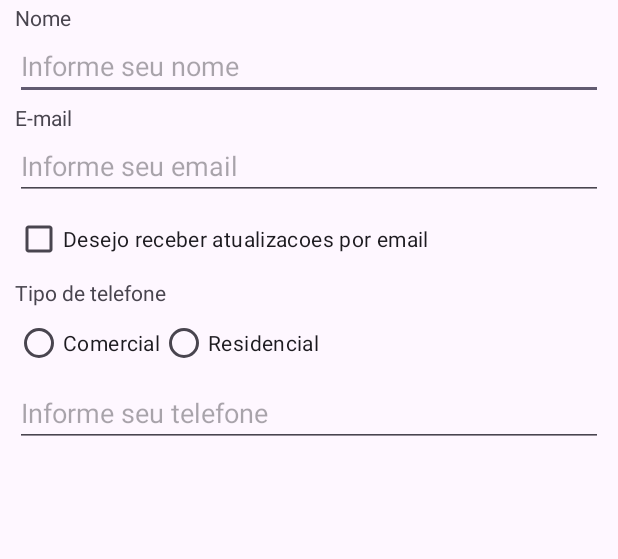
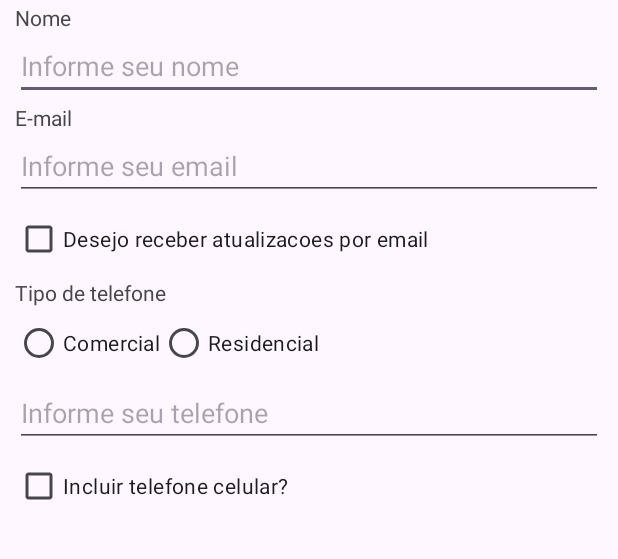
Before and after one commit to m-brito/HaVagas, an Android app: the layout activity_main.xml on its own in the app's theme, with its tools: preview values and no code run, on a phone screen of 412 x 824 dp, the part 90-649 px from its top. Run offline under Robolectric (Android 15) with nearby library versions, the phone set to English and light mode, and no system bars.

Commit message:
feat: add input cell phone

```diff
--- a/app/src/main/res/layout/activity_main.xml
+++ b/app/src/main/res/layout/activity_main.xml
@@ -130,4 +130,44 @@
         app:layout_constraintStart_toStartOf="parent"
         app:layout_constraintTop_toBottomOf="@+id/tipoTelefoneRg" />
 
+    <CheckBox
+        android:id="@+id/telefoneCelularCb"
+        android:layout_width="0dp"
+        android:layout_height="wrap_content"
+        android:layout_marginHorizontal="10dp"
+        android:layout_marginTop="2dp"
+        android:text="@string/incluir_telefone_celular"
+        app:layout_constraintEnd_toEndOf="parent"
+        app:layout_constraintStart_toStartOf="parent"
+        app:layout_constraintTop_toBottomOf="@+id/telefoneEt" />
+
+    <LinearLayout
+        android:id="@+id/telefoneCelularLt"
+        android:layout_width="0dp"
+        android:layout_height="wrap_content"
+        android:layout_marginHorizontal="10dp"
+        android:orientation="vertical"
+        android:visibility="gone"
+        app:layout_constraintEnd_toEndOf="parent"
+        app:layout_constraintStart_toStartOf="parent"
+        app:layout_constraintTop_toBottomOf="@+id/telefoneCelularCb">
+
+        <TextView
+            android:id="@+id/telefonCelularTv"
+            android:layout_width="match_parent"
+            android:layout_height="wrap_content"
+            android:layout_marginTop="2dp"
+            android:text="@string/telefone_celular" />
+
+        <EditText
+            android:id="@+id/telefoneCelularEt"
+            android:layout_width="match_parent"
+            android:layout_height="wrap_content"
+            android:ems="10"
+            android:hint="@string/informe_seu_telefone_celular"
+            android:inputType="number" />
+    </LinearLayout>
+
+
+
 </androidx.constraintlayout.widget.ConstraintLayout>
--- a/app/src/main/res/values/strings.xml
+++ b/app/src/main/res/values/strings.xml
@@ -13,4 +13,10 @@
     <string name="comercial">Comercial</string>
     <string name="residencial">Residencial</string>
     <string name="informe_seu_telefone">Informe seu telefone</string>
+    <string name="incluir_telefone_celular">Incluir telefone celular?</string>
+    <string name="telefone_celular">Telefone Celular</string>
+    <string name="informe_seu_telefone_celular">Informe seu telefone celular</string>
+    <string name="sexo">Sexo</string>
+    <string name="masculino">Masculino</string>
+    <string name="feminino">Feminino</string>
 </resources>
```
